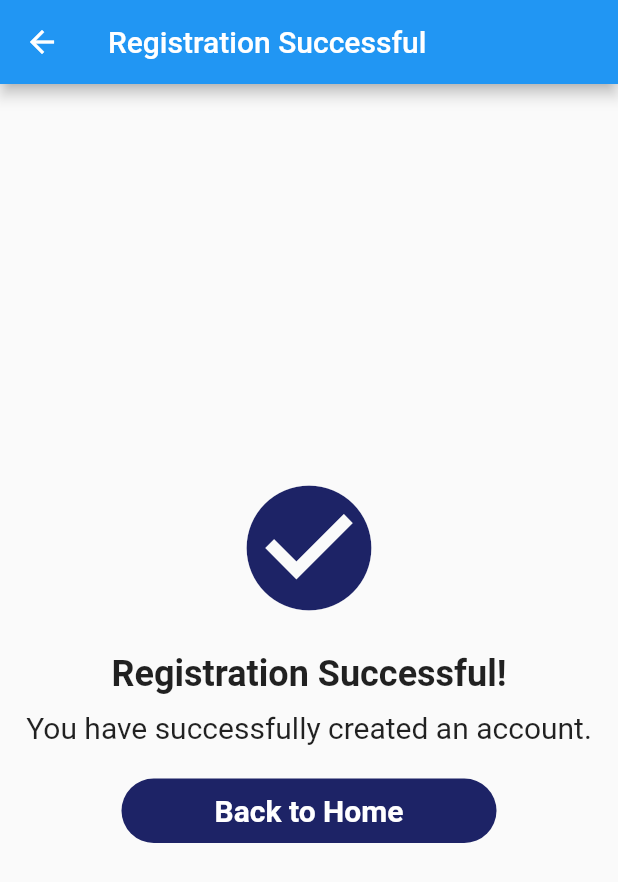
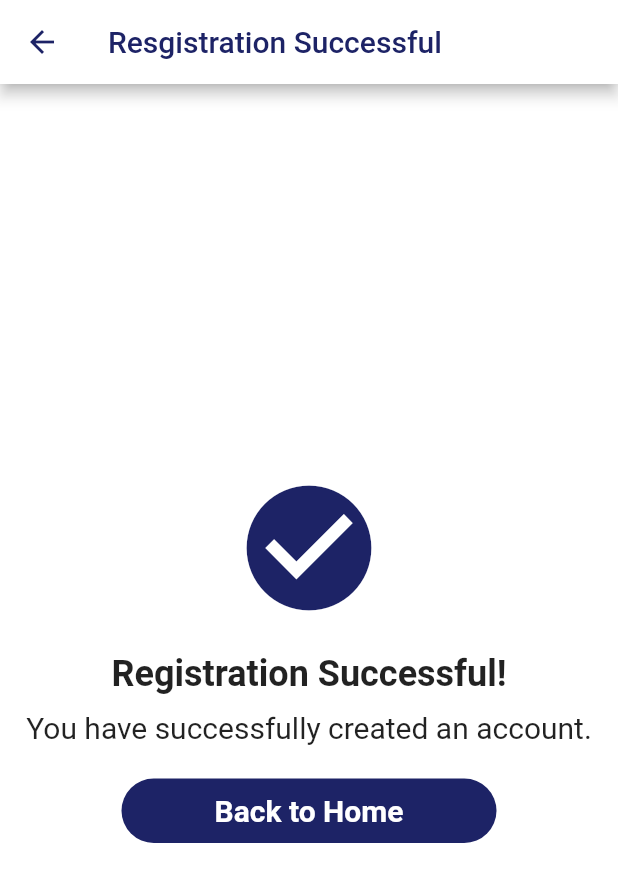
Before and after one commit to rasikasrimal/MadiCare_MAD, a Flutter app: the SignUpPage screen opened directly, after a tap on "Create Account", on a phone screen of 412 x 824 dp. Shown: the top 882 px of the screen. Run offline on Flutter 3.47's test engine with Material 2 defaults, Android fonts, the phone set to English and light mode, and no system bars.

Commit message:
Re-Usable NavBar Added

```diff
--- /dev/null
+++ b/medicare/lib/constants/appbar.dart
@@ -0,0 +1,15 @@
+import 'package:flutter/material.dart';
+import 'package:medicare/constants/colors.dart';
+
+AppBar MyAppBar(String title) {
+  return AppBar(
+    backgroundColor: Colors.white,
+    iconTheme: const IconThemeData(color: mainColor),
+    title: Text(
+      title,
+      style: const TextStyle(
+        color: mainColor,
+      ),
+    ),
+  );
+}
--- a/medicare/lib/login/signup_page.dart
+++ b/medicare/lib/login/signup_page.dart
@@ -2,7 +2,8 @@ import 'package:flutter/material.dart';
 import 'package:medicare/constants/colors.dart';
 import 'package:medicare/text_buttons/main_text_button.dart';
 import 'package:medicare/text_buttons/username_pass.dart';
-import 'package:medicare/login/successful.dart'; // Import the RegistrationSuccessfulPage
+import 'package:medicare/login/successful.dart';
+import 'package:medicare/constants/appbar.dart';
 
 class SignUpPage extends StatelessWidget {
   const SignUpPage({Key? key});
@@ -12,9 +13,10 @@ class SignUpPage extends StatelessWidget {
     const double containerPadding = 16.0; // Define the padding amount
 
     return Scaffold(
-      appBar: AppBar(
-        title: const Text('Sign Up'),
-      ),
+      appBar: MyAppBar('Sign Up'),
+      backgroundColor: Colors.white,
+//
+//
       body: Column(
         children: <Widget>[
           Container(
--- a/medicare/lib/login/successful.dart
+++ b/medicare/lib/login/successful.dart
@@ -1,8 +1,8 @@
 import 'package:flutter/material.dart';
 import 'package:medicare/constants/colors.dart';
-import 'package:medicare/text_buttons/main_text_button.dart'; // Import your custom MainTextButton
-import 'package:medicare/login/intro_home.dart'; // Import your Home page
-//import 'package:medicare/welcome/welcome.dart';
+import 'package:medicare/text_buttons/main_text_button.dart';
+import 'package:medicare/login/intro_home.dart';
+import 'package:medicare/constants/appbar.dart';
 
 class RegistrationSuccessfulPage extends StatelessWidget {
   const RegistrationSuccessfulPage({Key? key});
@@ -10,9 +10,10 @@ class RegistrationSuccessfulPage extends StatelessWidget {
   @override
   Widget build(BuildContext context) {
     return Scaffold(
-      appBar: AppBar(
-        title: const Text('Registration Successful'),
-      ),
+      appBar: MyAppBar('Resgistration Successful'),
+      backgroundColor: Colors.white,
+//
+//
       body: Center(
         child: Column(
           mainAxisAlignment: MainAxisAlignment.center,
```
Also changed, not shown: medicare/lib/login/login_page.dart (+6 -4 lines), medicare/lib/login/recovery_page.dart (+5 -3 lines), medicare/lib/welcome/welcome.dart (+5 -3 lines).
